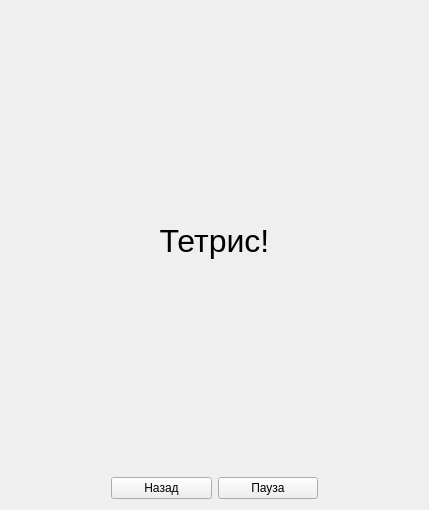
Old version of the form tetris/UI/tetris_view.ui in the repository KinitoSs/Tetris-App.
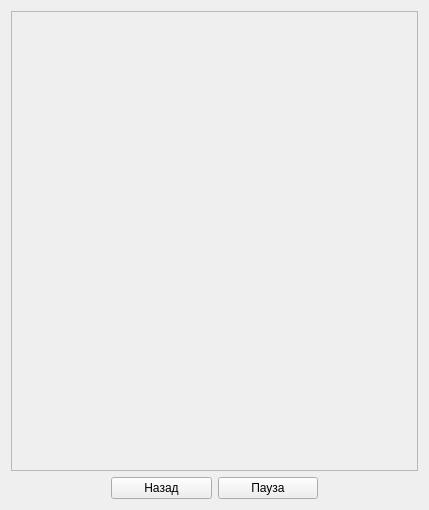
New version of the form.

What changed in the file:
```diff
--- a/tetris/UI/tetris_view.ui
+++ b/tetris/UI/tetris_view.ui
@@ -20,17 +20,12 @@
       <enum>QLayout::SetDefaultConstraint</enum>
      </property>
      <item>
-      <widget class="QLabel" name="label">
-       <property name="font">
-        <font>
-         <pointsize>24</pointsize>
-        </font>
+      <widget class="QFrame" name="gameFrame">
+       <property name="frameShape">
+        <enum>QFrame::StyledPanel</enum>
        </property>
-       <property name="text">
-        <string>Тетрис!</string>
-       </property>
-       <property name="alignment">
-        <set>Qt::AlignCenter</set>
+       <property name="frameShadow">
+        <enum>QFrame::Raised</enum>
        </property>
       </widget>
      </item>
```
